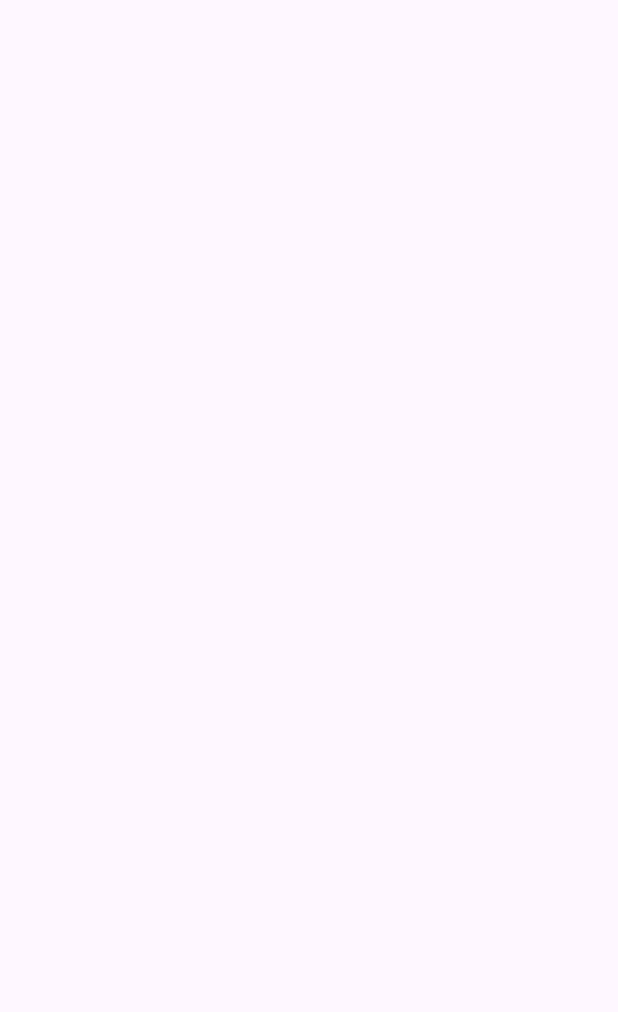
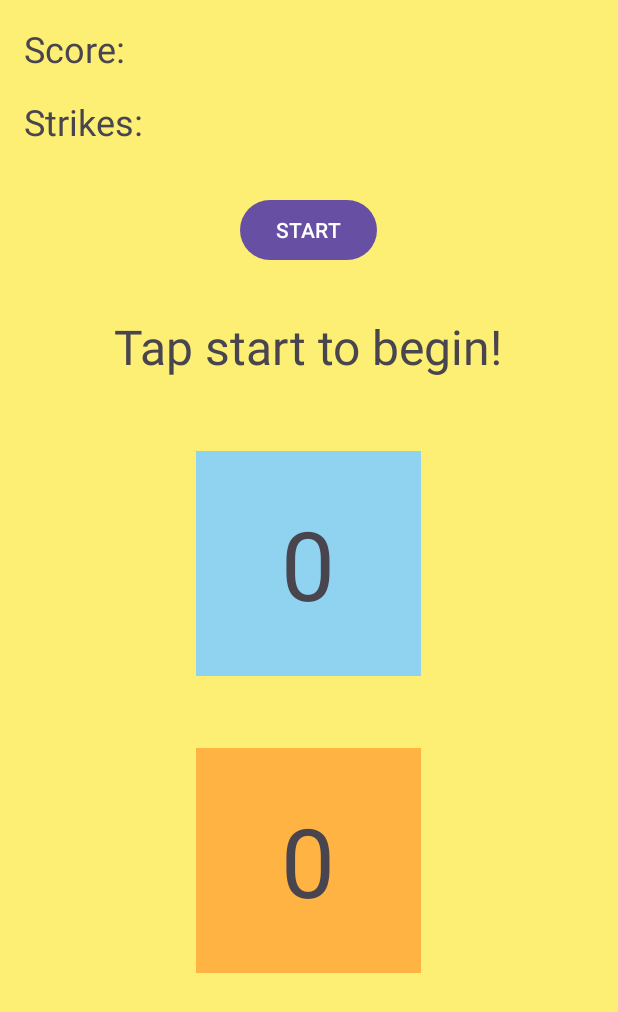
Before and after one commit to LunaticN/MAD-Project1, an Android app: the screen it shows after launch (MainActivity), on a phone screen of 412 x 824 dp. Before the commit the part shown is empty. Shown: the top 1012 px of the screen. Run offline under Robolectric (Android 15) with nearby library versions, the phone set to English and light mode, and no system bars.

Commit message:
finished front end

```diff
--- a/app/src/main/java/com/example/myapplication/MainActivity.kt
+++ b/app/src/main/java/com/example/myapplication/MainActivity.kt
@@ -1,14 +1,23 @@
 package com.example.myapplication
 
 import android.os.Bundle
+import android.view.View
+import android.widget.Button
 import androidx.activity.enableEdgeToEdge
 import androidx.appcompat.app.AppCompatActivity
 import androidx.core.view.ViewCompat
 import androidx.core.view.WindowInsetsCompat
 
-class MainActivity : AppCompatActivity() {
+class MainActivity : AppCompatActivity(), View.OnClickListener {
     override fun onCreate(savedInstanceState: Bundle?) {
         super.onCreate(savedInstanceState)
+        setContentView(R.layout.activity_main)
 
+        val startButton: Button = findViewById(R.id.start)
+        startButton.setOnClickListener(this)
+    }
+
+    override fun onClick(v: View?){
+        TODO( )
     }
 }
--- a/app/src/main/res/layout/activity_main.xml
+++ b/app/src/main/res/layout/activity_main.xml
@@ -15,7 +15,7 @@
         android:layout_width="wrap_content"
         android:layout_height="wrap_content"
         app:layout_constraintBottom_toBottomOf="parent"
-        android:text="@string/score"
+        android:text="Score: "
         app:layout_constraintEnd_toEndOf="parent"
         app:layout_constraintStart_toStartOf="parent"
         app:layout_constraintTop_toTopOf="parent"
@@ -29,15 +29,13 @@
         android:layout_width="wrap_content"
         android:layout_height="wrap_content"
         app:layout_constraintBottom_toBottomOf="parent"
-        android:text="@string/strikes"
+        android:text="Strikes: "
         app:layout_constraintEnd_toEndOf="parent"
         app:layout_constraintStart_toStartOf="parent"
         app:layout_constraintTop_toTopOf="parent"
         android:textSize="24sp"
         android:layout_marginStart="16sp"
         android:layout_marginTop="16sp"/>
-
-
 
 
     <Button
@@ -64,8 +62,13 @@
         android:layout_height="150dp"
         android:background="@color/blue"
         android:layout_gravity="center"
+        android:focusable="true"
+        android:textAlignment="center"
+        android:gravity="center"
+        android:text="@string/numBlue"
+        android:textSize="64sp"
         android:layout_marginTop="48sp"
-        />
+        android:clickable="true"/>
 
 
     <TextView
@@ -74,6 +77,11 @@
         android:layout_height="150dp"
         android:background="@color/orange"
         android:layout_gravity="center"
+        android:text="@string/numOrange"
+        android:textAlignment="center"
+        android:gravity="center"
+        android:textSize="64sp"
         android:layout_marginTop="48sp"
-        />
+        android:clickable="true"
+        android:focusable="true"/>
 </LinearLayout>
--- a/app/src/main/res/values/strings.xml
+++ b/app/src/main/res/values/strings.xml
@@ -4,4 +4,6 @@
     <string name="strikes">Strikes: </string>
     <string name="start">START</string>
     <string name="begin">Tap start to begin!</string>
+    <string name="numOrange">0</string>
+    <string name="numBlue">0</string>
 </resources>
```
